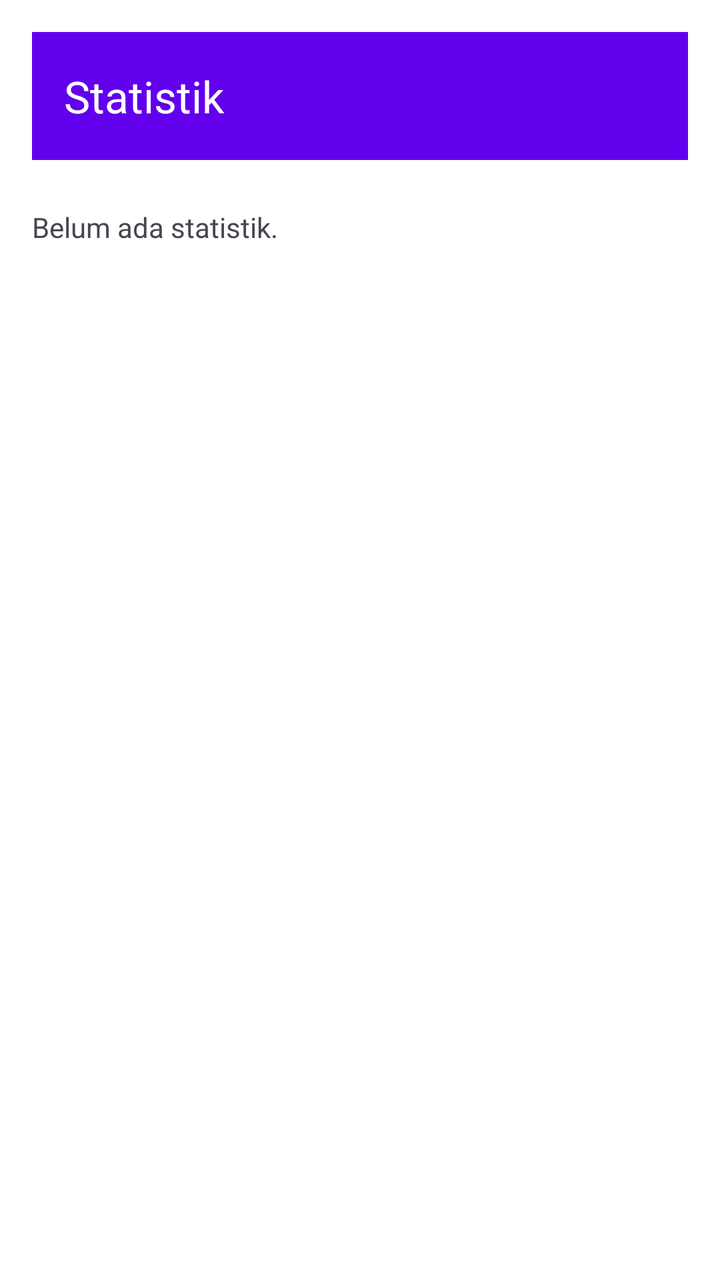
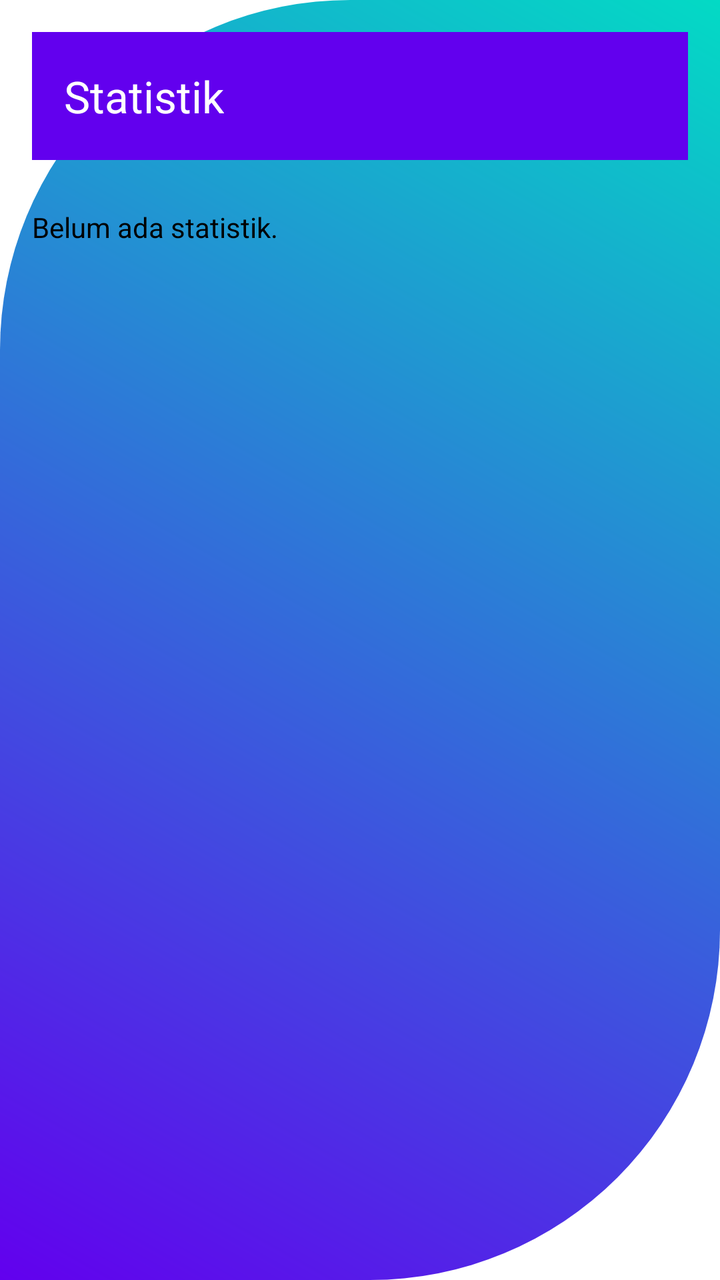

Two renders of the same Android screen: before a commit and after it. Below are the layout's source before the change and the commit's diff.
<!-- AndroidManifest.xml: application theme Theme.Aplikasi_Data_Mahasiswa -->
<!-- res/layout/activity_statistik.xml -->
<?xml version="1.0" encoding="utf-8"?>
<LinearLayout xmlns:android="http://schemas.android.com/apk/res/android"
    xmlns:app="http://schemas.android.com/apk/res-auto"
    android:layout_width="match_parent"
    android:layout_height="match_parent"
    android:orientation="vertical"
    android:padding="16dp">

    <com.google.android.material.appbar.MaterialToolbar
        android:id="@+id/toolbar"
        android:layout_width="match_parent"
        android:layout_height="wrap_content"
        android:background="?attr/colorPrimary"
        android:theme="@style/ThemeOverlay.Material3.Dark.ActionBar"
        app:title="Statistik" />

    <TextView
        android:layout_width="wrap_content"
        android:layout_height="wrap_content"
        android:text="Belum ada statistik."
        android:layout_marginTop="24dp" />

</LinearLayout>
<!-- resources referenced by this layout -->
<resources>
  <style name="Theme.Aplikasi_Data_Mahasiswa" parent="Base.Theme.Aplikasi_Data_Mahasiswa" />
  <style name="Base.Theme.Aplikasi_Data_Mahasiswa" parent="Theme.Material3.DayNight.NoActionBar">
          
          <item name="colorPrimary">@color/primary</item>
          <item name="colorPrimaryDark">@color/primary_dark</item>
          <item name="colorAccent">@color/accent</item>
  
          
          <item name="android:colorBackground">@color/background</item>
          <item name="colorSurface">@color/surface</item>
  
          
          <item name="android:textColorPrimary">@color/text_primary</item>
          <item name="android:textColorSecondary">@color/text_secondary</item>
          <item name="android:textColorHint">@color/text_hint</item>
      </style>
  <color name="primary">#6200EE</color>
  <color name="primary_dark">#3700B3</color>
  <color name="accent">#03DAC5</color>
  <color name="background">#FFFFFF</color>
  <color name="surface">#FFFFFF</color>
  <color name="text_primary">#212121</color>
  <color name="text_secondary">#757575</color>
  <color name="text_hint">#9E9E9E</color>
</resources>

<!-- the commit's change to res/layout/activity_statistik.xml (unified diff, before → after) -->
@@ -4,7 +4,8 @@
     android:layout_width="match_parent"
     android:layout_height="match_parent"
     android:orientation="vertical"
-    android:padding="16dp">
+    android:padding="16dp"
+    android:background="@drawable/custom_background">
 
     <com.google.android.material.appbar.MaterialToolbar
         android:id="@+id/toolbar"
@@ -18,6 +19,7 @@
         android:layout_width="wrap_content"
         android:layout_height="wrap_content"
         android:text="Belum ada statistik."
-        android:layout_marginTop="24dp" />
+        android:layout_marginTop="24dp"
+        android:textColor="@color/black" />
 
 </LinearLayout>
<!-- resource entries referenced after the edit -->
@@ -1,5 +1,21 @@
 <!-- resources referenced by this layout -->
 <resources>
+  <color name="black">#FF000000</color>
+  <!-- drawable custom_background (drawable) -->
+  <?xml version="1.0" encoding="utf-8"?>
+  <layer-list xmlns:android="http://schemas.android.com/apk/res/android">
+      <item>
+          <shape android:shape="rectangle">
+              <gradient
+                  android:startColor="@color/primary"
+                  android:endColor="@color/accent"
+                  android:angle="45" />
+              <corners
+                  android:topLeftRadius="175dp"
+                  android:bottomRightRadius="175dp" />
+          </shape>
+      </item>
+  </layer-list>
   <style name="Theme.Aplikasi_Data_Mahasiswa" parent="Base.Theme.Aplikasi_Data_Mahasiswa" />
   <style name="Base.Theme.Aplikasi_Data_Mahasiswa" parent="Theme.Material3.DayNight.NoActionBar">
           
